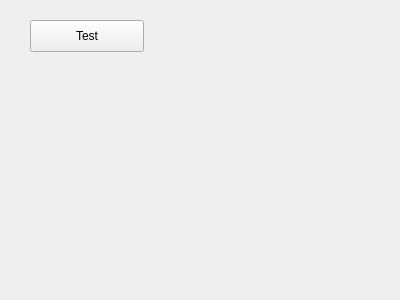
This is src/ui/QGCUASFileView.ui in mavlink/qgroundcontrol as Qt 5 draws it before an edit. The edited form follows.
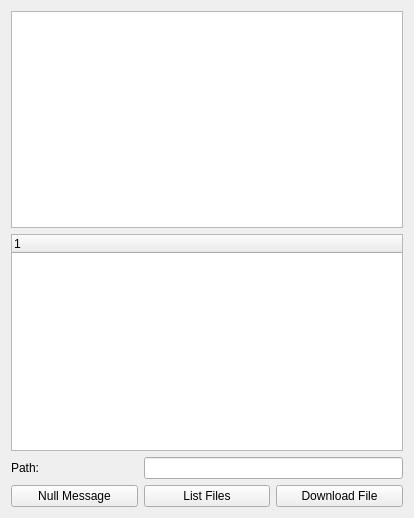
This is the edited form.

```diff
--- a/src/ui/QGCUASFileView.ui
+++ b/src/ui/QGCUASFileView.ui
@@ -6,26 +6,58 @@
    <rect>
     <x>0</x>
     <y>0</y>
-    <width>400</width>
-    <height>300</height>
+    <width>414</width>
+    <height>518</height>
    </rect>
   </property>
   <property name="windowTitle">
    <string>Form</string>
   </property>
-  <widget class="QPushButton" name="testButton">
-   <property name="geometry">
-    <rect>
-     <x>30</x>
-     <y>20</y>
-     <width>114</width>
-     <height>32</height>
-    </rect>
-   </property>
-   <property name="text">
-    <string>Test</string>
-   </property>
-  </widget>
+  <layout class="QGridLayout" name="gridLayout">
+   <item row="3" column="1">
+    <widget class="QPushButton" name="listFilesButton">
+     <property name="text">
+      <string>List Files</string>
+     </property>
+    </widget>
+   </item>
+   <item row="0" column="0" colspan="3">
+    <widget class="QPlainTextEdit" name="messageArea"/>
+   </item>
+   <item row="1" column="0" colspan="3">
+    <widget class="QTreeWidget" name="treeWidget">
+     <column>
+      <property name="text">
+       <string notr="true">1</string>
+      </property>
+     </column>
+    </widget>
+   </item>
+   <item row="3" column="0">
+    <widget class="QPushButton" name="testButton">
+     <property name="text">
+      <string>Null Message</string>
+     </property>
+    </widget>
+   </item>
+   <item row="3" column="2">
+    <widget class="QPushButton" name="downloadButton">
+     <property name="text">
+      <string>Download File</string>
+     </property>
+    </widget>
+   </item>
+   <item row="2" column="0">
+    <widget class="QLabel" name="label">
+     <property name="text">
+      <string>Path:</string>
+     </property>
+    </widget>
+   </item>
+   <item row="2" column="1" colspan="2">
+    <widget class="QLineEdit" name="pathLineEdit"/>
+   </item>
+  </layout>
  </widget>
  <resources/>
  <connections/>
```
